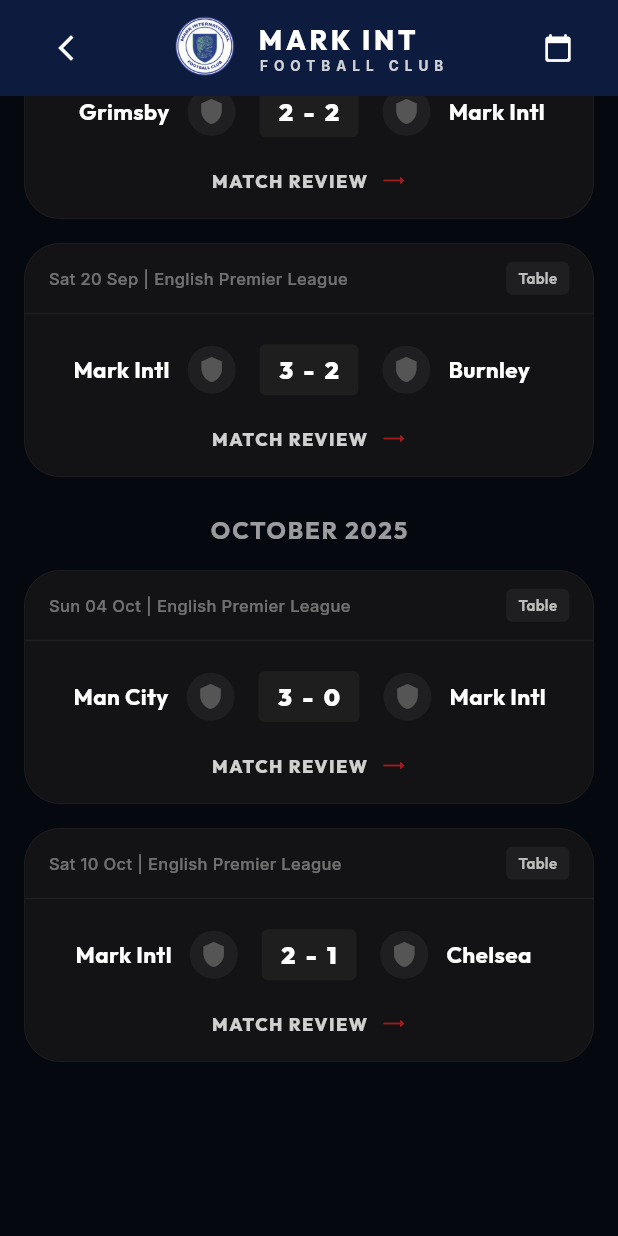
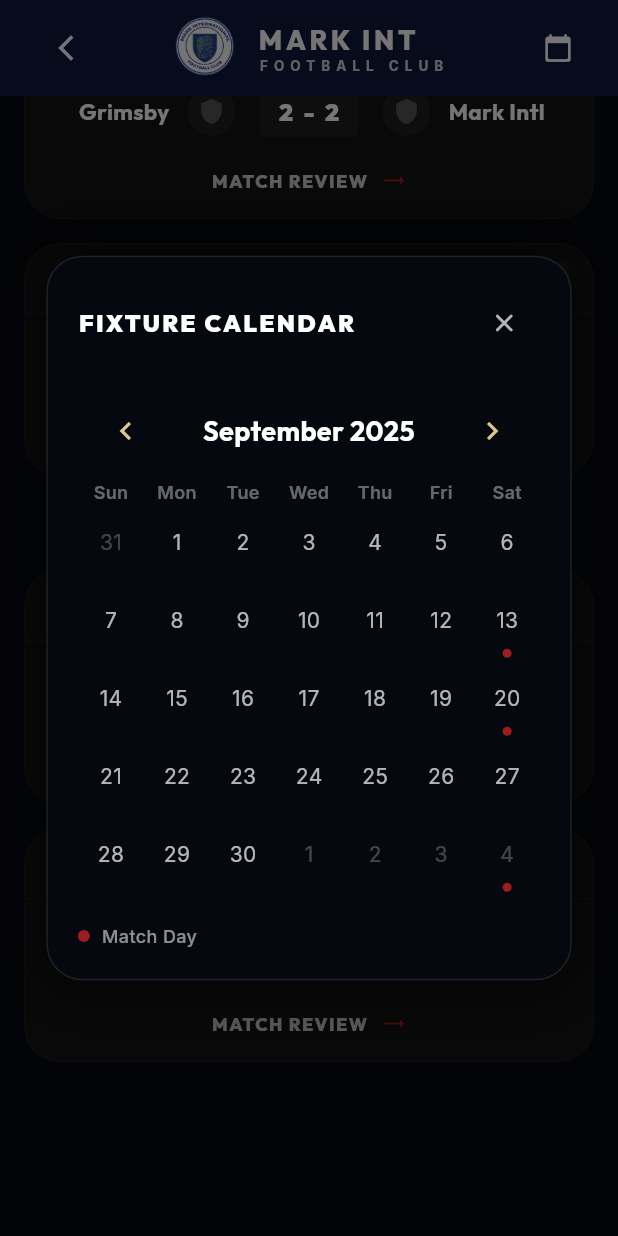
Before and after one commit to roshanalbertshaiju/markfc-app, a Flutter app: the FixturesScreen screen opened by its route, scrolled down 576 dp, after a tap on the "calendar today" icon, on a phone screen of 412 x 824 dp. Run offline on Flutter 3.47's test engine with Material 3 defaults, Android fonts, the phone set to English and light mode, and no system bars; drawn by our look-alikes of flutter_animate, table_calendar; our stand-ins replace cached_network_image, emoji_picker_flutter, flutter_riverpod, go_router, google_fonts, screenshot and 2 more; network calls fail.

Commit message:
feat: Implement match calendar popup and introduce `MifcColors` for a new color palette.

```diff
--- a/lib/core/theme/mifc_colors.dart
+++ b/lib/core/theme/mifc_colors.dart
@@ -10,6 +10,7 @@
   static const Color crimson = Color(0xFF9D1C1E); // Sartorial Crimson
   static const Color navyBlue = Color(0xFF162460); // Elite Navy Blue
   static const Color palladium = Color(0xFFD1D1D1); // Palladium Silver
+  static const Color prestigeGold = Color(0xFFE2C48D); // Prestige Gold
 
   // Surface & Layout
   static const Color surface = Color(0xFFFFFFFF);
--- /dev/null
+++ b/lib/features/fixtures/presentation/widgets/match_calendar_popup.dart
@@ -0,0 +1,177 @@
+import 'package:flutter/material.dart';
+import 'package:google_fonts/google_fonts.dart';
+import 'package:table_calendar/table_calendar.dart';
+import 'package:markfc/core/theme/mifc_colors.dart';
+
+class MatchCalendarPopup extends StatefulWidget {
+  const MatchCalendarPopup({super.key});
+
+  static void show(BuildContext context) {
+    showDialog(
+      context: context,
+      builder: (context) => const Center(
+        child: Material(
+          color: Colors.transparent,
+          child: MatchCalendarPopup(),
+        ),
+      ),
+    );
+  }
+
+  @override
+  State<MatchCalendarPopup> createState() => _MatchCalendarPopupState();
+}
+
+class _MatchCalendarPopupState extends State<MatchCalendarPopup> {
+  DateTime _focusedDay = DateTime(2025, 9, 13);
+  DateTime? _selectedDay;
+
+  // Mock match dates based on FixturesScreen
+  final Set<DateTime> _matchDates = {
+    DateTime(2025, 9, 13),
+    DateTime(2025, 9, 20),
+    DateTime(2025, 10, 4),
+    DateTime(2025, 10, 10),
+  };
+
+  bool _isMatchDay(DateTime day) {
+    return _matchDates.any((d) =>
+      d.year == day.year && d.month == day.month && d.day == day.day);
+  }
+
+  @override
+  Widget build(BuildContext context) {
+    return Container(
+      width: MediaQuery.of(context).size.width * 0.85,
+      padding: const EdgeInsets.all(20),
+      decoration: BoxDecoration(
+        color: const Color(0xFF06080F),
+        borderRadius: BorderRadius.circular(24),
+        border: Border.all(color: Colors.white.withValues(alpha: 0.1), width: 1),
+        boxShadow: [
+          BoxShadow(
+            color: Colors.black.withValues(alpha: 0.5),
+            blurRadius: 40,
+            spreadRadius: 10,
+          ),
+        ],
+      ),
+      child: Column(
+        mainAxisSize: MainAxisSize.min,
+        children: [
+          Row(
+            mainAxisAlignment: MainAxisAlignment.spaceBetween,
+            children: [
+              Text(
+                'FIXTURE CALENDAR',
+                style: GoogleFonts.outfit(
+                  fontSize: 16,
+                  fontWeight: FontWeight.w900,
+                  color: Colors.white,
+                  letterSpacing: 1.5,
+                ),
+              ),
+              IconButton(
+                padding: EdgeInsets.zero,
+                constraints: const BoxConstraints(),
+                icon: const Icon(Icons.close_rounded, color: Colors.white70, size: 20),
+                onPressed: () => Navigator.pop(context),
+              ),
+            ],
+          ),
+          const SizedBox(height: 16),
+          TableCalendar(
+            firstDay: DateTime.utc(2024, 1, 1),
+            lastDay: DateTime.utc(2026, 12, 31),
+            focusedDay: _focusedDay,
+            selectedDayPredicate: (day) => isSameDay(_selectedDay, day),
+            onDaySelected: (selectedDay, focusedDay) {
+              setState(() {
+                _selectedDay = selectedDay;
+                _focusedDay = focusedDay;
+              });
+            },
+            calendarStyle: CalendarStyle(
+              defaultTextStyle: GoogleFonts.inter(color: Colors.white70),
+              weekendTextStyle: GoogleFonts.inter(color: Colors.white70),
+              outsideTextStyle: GoogleFonts.inter(color: Colors.white24),
+              todayDecoration: BoxDecoration(
+                color: MifcColors.prestigeGold.withValues(alpha: 0.2),
+                shape: BoxShape.circle,
+              ),
+              selectedDecoration: const BoxDecoration(
+                color: MifcColors.prestigeGold,
+                shape: BoxShape.circle,
+              ),
+              markerDecoration: const BoxDecoration(
+                color: MifcColors.crimson,
+                shape: BoxShape.circle,
+              ),
+            ),
+            headerStyle: HeaderStyle(
+              formatButtonVisible: false,
+              titleCentered: true,
+              titleTextStyle: GoogleFonts.outfit(
+                color: Colors.white,
+                fontWeight: FontWeight.w700,
+                fontSize: 18,
+              ),
+              leftChevronIcon: const Icon(Icons.chevron_left, color: MifcColors.prestigeGold),
+              rightChevronIcon: const Icon(Icons.chevron_right, color: MifcColors.prestigeGold),
+            ),
+            daysOfWeekStyle: DaysOfWeekStyle(
+              weekdayStyle: GoogleFonts.inter(color: Colors.white38, fontSize: 12, fontWeight: FontWeight.w600),
+              weekendStyle: GoogleFonts.inter(color: Colors.white38, fontSize: 12, fontWeight: FontWeight.w600),
+            ),
+            eventLoader: (day) {
+              if (_isMatchDay(day)) {
+                return ['Match'];
+              }
+              return [];
+            },
+            calendarBuilders: CalendarBuilders(
+              markerBuilder: (context, date, events) {
+                if (events.isNotEmpty) {
+                  return Positioned(
+                    bottom: 1,
+                    child: Container(
+                      width: 6,
+                      height: 6,
+                      decoration: const BoxDecoration(
+                        color: MifcColors.crimson,
+                        shape: BoxShape.circle,
+                      ),
+                    ),
+                  );
+                }
+                return null;
+              },
+            ),
+          ),
+          const SizedBox(height: 20),
+          Row(
+            children: [
+              Container(
+                width: 8,
+                height: 8,
+                decoration: const BoxDecoration(
+                  color: MifcColors.crimson,
+                  shape: BoxShape.circle,
+                ),
+              ),
+              const SizedBox(width: 8),
+              Text(
+                'Match Day',
+                style: GoogleFonts.inter(
+                  color: Colors.white54,
+                  fontSize: 12,
+                  fontWeight: FontWeight.w500,
+                ),
+              ),
+            ],
+          ),
+        ],
+      ),
+    );
+  }
+}
--- a/lib/shared/widgets/mifc_top_bar.dart
+++ b/lib/shared/widgets/mifc_top_bar.dart
@@ -6,6 +6,7 @@
 import 'package:go_router/go_router.dart';
 import '../../features/store/presentation/providers/cart_provider.dart';
 import 'notification_center.dart';
+import '../../features/fixtures/presentation/widgets/match_calendar_popup.dart';
 
 class MifcTopBar extends StatelessWidget implements PreferredSizeWidget {
   final double opacity;
@@ -122,7 +123,7 @@
             padding: const EdgeInsets.only(right: 8),
             child: Center(
               child: IconButton(
-                onPressed: () {},
+                onPressed: () => MatchCalendarPopup.show(context),
                 icon: const Icon(
                   Icons.calendar_today_rounded,
                   size: 20,
--- a/pubspec.yaml
+++ b/pubspec.yaml
@@ -48,6 +48,8 @@
   share_plus: ^10.1.4
   flutter_animate: ^4.5.2
   visibility_detector: ^0.4.0+2
+  table_calendar: ^3.2.0
+  intl: ^0.20.2
 
 dev_dependencies:
   flutter_test:
```
Also changed, not shown: pubspec.lock.
